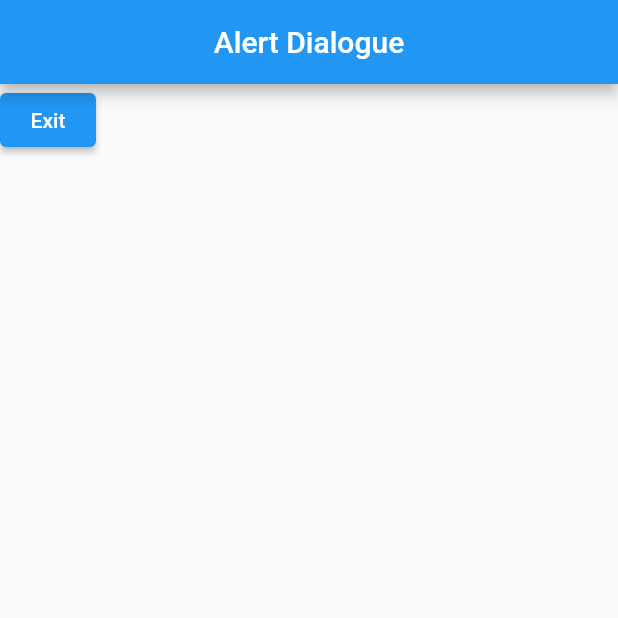
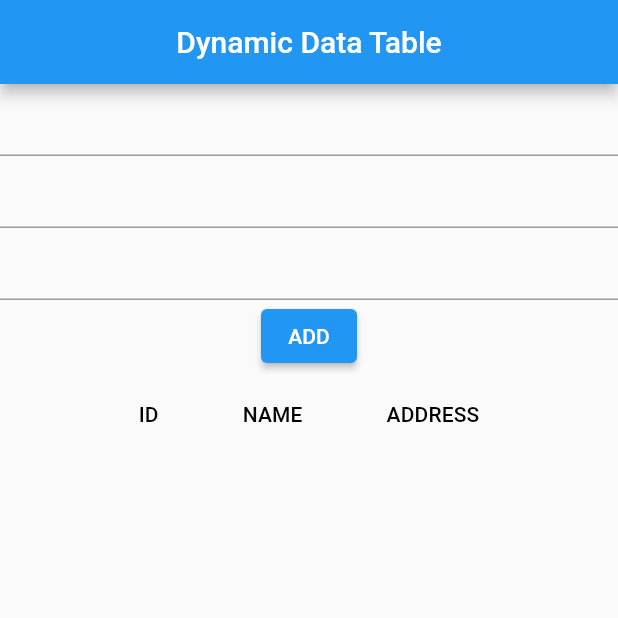
Before and after one commit to Sanket09-star/Flutter-Assignments, a Flutter app: the screen it shows after launch, on a phone screen of 412 x 824 dp, the top half of it. Run offline on Flutter 3.47's test engine with Material 2 defaults, Android fonts, the phone set to English and light mode, and no system bars; our stand-ins replace fluttertoast.

Commit message:
12-04-2023

```diff
--- a/lib/main.dart
+++ b/lib/main.dart
@@ -8,6 +8,8 @@ import 'package:flutter_application_1/screens/container_with_BoxDecortion.dart';
 import 'package:flutter_application_1/screens/containerwidgets.dart';
 import 'package:flutter_application_1/screens/demoButton.dart';
 import 'package:flutter_application_1/screens/demobutton_padding.dart';
+import 'package:flutter_application_1/screens/drawerclass.dart';
+import 'package:flutter_application_1/screens/dynamicdatatable.dart';
 import 'package:flutter_application_1/screens/firstname_lastname.dart';
 import 'package:flutter_application_1/screens/screen1.dart';
 import 'package:flutter_application_1/screens/simplecalculator.dart';
@@ -15,5 +17,5 @@ import 'package:flutter_application_1/screens/slider.dart';
 import 'package:flutter_application_1/screens/toastdemo.dart';
 
 void main() {
-  runApp(MyClass8());
+  runApp(MyClass11());
 }
--- a/lib/screens/drawerclass.dart
+++ b/lib/screens/drawerclass.dart
@@ -1,6 +1,6 @@
 import 'package:flutter/cupertino.dart';
 import 'package:flutter/material.dart';
-import 'package:flutter_application_1/screens/demoButton.dart';
+
 import 'package:fluttertoast/fluttertoast.dart';
 
 class MyClass10 extends StatefulWidget {
@@ -22,7 +22,7 @@ class DrawerClass1 extends State<MyClass10> {
                 DrawerHeader(
                     decoration: BoxDecoration(color: Colors.blue),
                     child: Padding(
-                      padding: EdgeInsets.all(40),
+                      padding: EdgeInsets.all(10),
                       child: Text(
                         "User Information",
                         style: TextStyle(fontSize: 25, color: Colors.white),
--- /dev/null
+++ b/lib/screens/dynamicdatatable.dart
@@ -0,0 +1,66 @@
+import 'package:flutter/cupertino.dart';
+import 'package:flutter/material.dart';
+
+class MyClass11 extends StatefulWidget {
+  @override
+  State<StatefulWidget> createState() {
+    return (DynamicDataTable());
+  }
+}
+
+class DynamicDataTable extends State<MyClass11> {
+  List<DataRow> rows = [];
+  void addRow(String x, String y, String z) {
+    var d1 = DataRow(
+        cells: [DataCell(Text(x)), DataCell(Text(y)), DataCell(Text(z))]);
+
+    setState(() {
+      rows.add(d1);
+    });
+  }
+
+  List<DataRow> getRow() {
+    return rows;
+  }
+
+  @override
+  Widget build(BuildContext context) {
+    TextEditingController t1 = new TextEditingController();
+    TextEditingController t2 = new TextEditingController();
+    TextEditingController t3 = new TextEditingController();
+    return (MaterialApp(
+      home: Scaffold(
+        body: Column(
+          children: [
+            TextField(
+              controller: t1,
+            ),
+            TextField(
+              controller: t2,
+            ),
+            TextField(
+              controller: t3,
+            ),
+            ElevatedButton(
+                onPressed: () {
+                  var a = t1.text;
+                  var b = t2.text;
+                  var c = t3.text;
+                  addRow(a, b, c);
+                },
+                child: Text("ADD")),
+            DataTable(columns: [
+              DataColumn(label: Text("ID")),
+              DataColumn(label: Text("NAME")),
+              DataColumn(label: Text("ADDRESS")),
+            ], rows: getRow())
+          ],
+        ),
+        appBar: AppBar(
+          centerTitle: true,
+          title: Text("Dynamic Data Table"),
+        ),
+      ),
+    ));
+  }
+}
```
Also changed, not shown: 5 other files.
